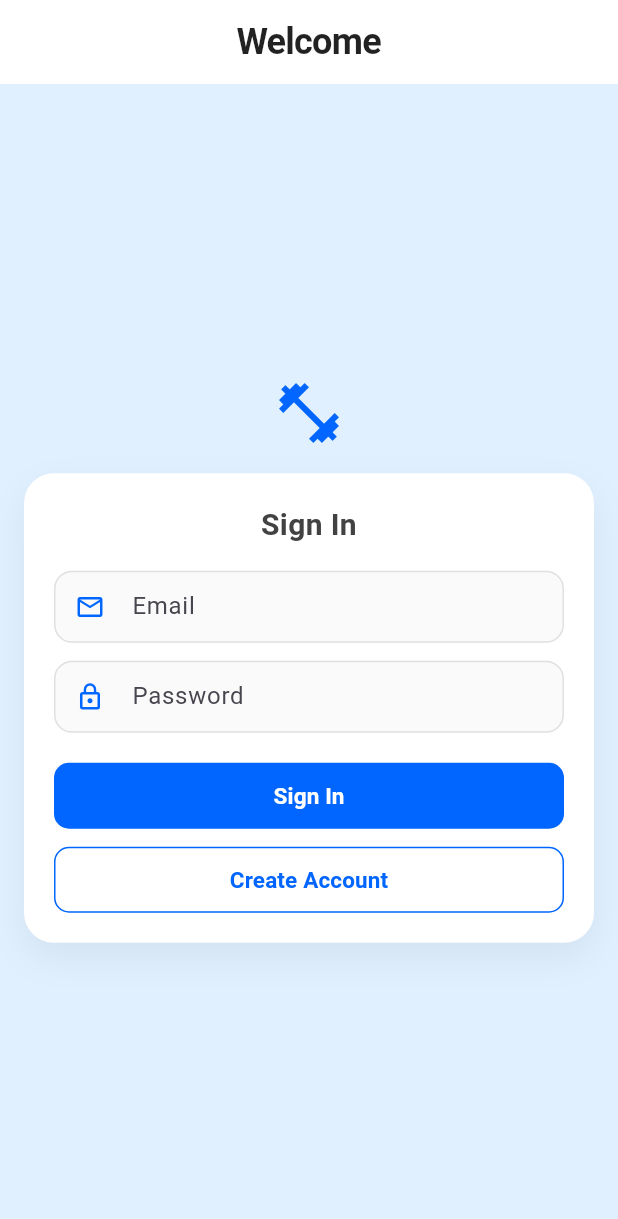
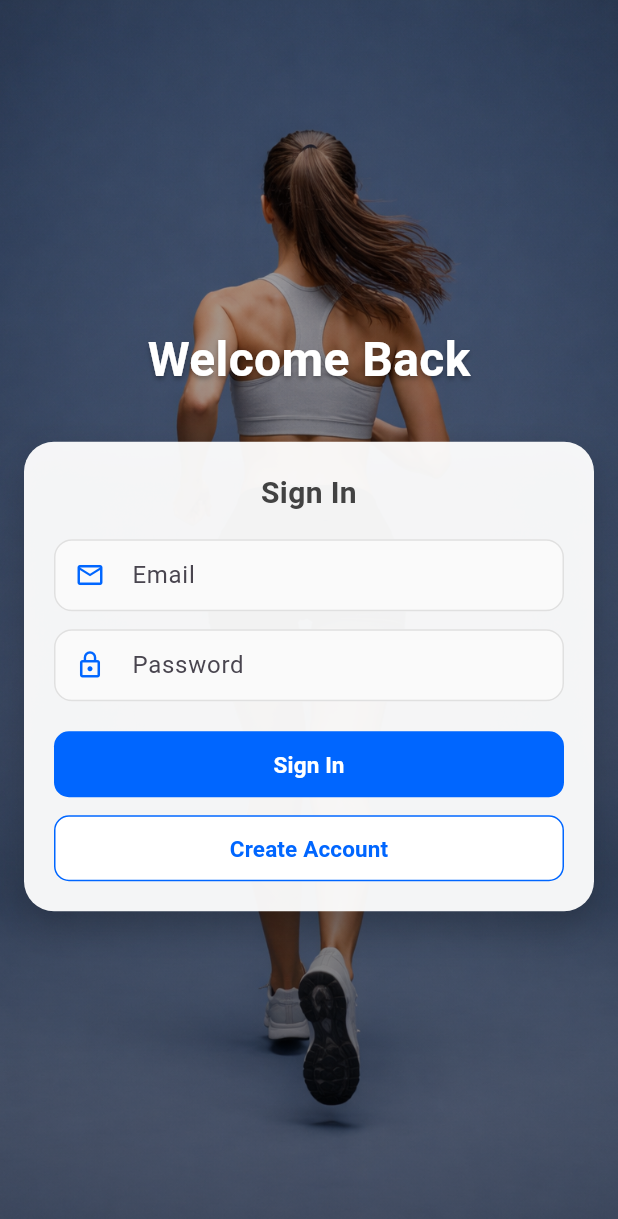
Before and after one commit to UGSNBandara/fitness-tracker, a Flutter app: the screen it shows after launch, on a phone screen of 412 x 824 dp. Shown: the top 1219 px of the screen. Run offline on Flutter 3.47's test engine with Material 3 defaults, Android fonts, the phone set to English and light mode, and no system bars; our stand-ins replace cloud_firestore, firebase_auth, firebase_core, shared_preferences, youtube_player_flutter; accounts and stored records are empty.

Commit message:
update the login screen design and functions

```diff
--- a/lib/screens/login_screen.dart
+++ b/lib/screens/login_screen.dart
@@ -90,43 +90,63 @@ class _LoginScreenState extends State<LoginScreen> {
   @override
   Widget build(BuildContext context) {
     return Scaffold(
-      backgroundColor: lightBlue,
-      appBar: AppBar(
-        elevation: 0,
-        backgroundColor: Colors.white,
-        title: const Text(
-          'Welcome',
-          style: TextStyle(
-            fontSize: 24, // Smaller
-            fontWeight: FontWeight.bold,
-            color: Colors.black87,
-            letterSpacing: -0.5,
+      body: Stack(
+        children: [
+          // Background Image
+          Container(
+            decoration: const BoxDecoration(
+              image: DecorationImage(
+                image: AssetImage('assets/images/login/login_bg.png'),
+                fit: BoxFit.cover,
               ),
             ),
-        centerTitle: true,
           ),
-      body: Center(
+          // Gradient Overlay for better text readability
+          Container(
+            decoration: BoxDecoration(
+              gradient: LinearGradient(
+                begin: Alignment.topCenter,
+                end: Alignment.bottomCenter,
+                colors: [
+                  Colors.black.withOpacity(0.3),
+                  Colors.black.withOpacity(0.5),
+                ],
+              ),
+            ),
+          ),
+          // Content
+          SafeArea(
+            child: Center(
               child: SingleChildScrollView(
-          padding: const EdgeInsets.all(16), // Smaller padding
+                padding: const EdgeInsets.all(16),
                 child: Column(
                   mainAxisAlignment: MainAxisAlignment.center,
                   children: [
-              // Logo
-              const Icon(
-                Icons.fitness_center,
-                size: 48,
-                color: primaryBlue,
-              ), // Smaller icon
-              const SizedBox(height: 16), // Smaller gap
+                    Text(
+                      'Welcome Back',
+                      style: TextStyle(
+                        fontSize: 32,
+                        fontWeight: FontWeight.bold,
+                        color: Colors.white,
+                        shadows: [
+                          Shadow(
+                            color: Colors.black.withOpacity(0.3),
+                            offset: const Offset(0, 2),
+                            blurRadius: 4,
+                          ),
+                        ],
+                      ),
+                    ),
+                    const SizedBox(height: 32),
 
                     Container(
-                padding: const EdgeInsets.all(20), // Smaller padding
+                      padding: const EdgeInsets.all(20),
                       decoration: BoxDecoration(
-                  color: Colors.white,
+                        color: Colors.white.withOpacity(0.95),
                         borderRadius: BorderRadius.circular(20),
                         boxShadow: [
                           BoxShadow(
-                      color: Colors.black.withOpacity(0.06),
+                            color: Colors.black.withOpacity(0.2),
                             blurRadius: 20,
                             offset: const Offset(0, 10),
                           ),
@@ -142,12 +162,12 @@ class _LoginScreenState extends State<LoginScreen> {
                               'Sign In',
                               textAlign: TextAlign.center,
                               style: TextStyle(
-                          fontSize: 20, // Smaller font
+                                fontSize: 20,
                                 fontWeight: FontWeight.bold,
                                 color: Colors.grey.shade800,
                               ),
                             ),
-                      const SizedBox(height: 16), // Smaller gap
+                            const SizedBox(height: 16),
                             TextFormField(
                               controller: _emailController,
                               keyboardType: TextInputType.emailAddress,
@@ -160,7 +180,7 @@ class _LoginScreenState extends State<LoginScreen> {
                                   ? 'Please enter your email'
                                   : null,
                             ),
-                      const SizedBox(height: 12), // Smaller gap
+                            const SizedBox(height: 12),
                             TextFormField(
                               controller: _passwordController,
                               obscureText: true,
@@ -180,22 +200,24 @@ class _LoginScreenState extends State<LoginScreen> {
                                 decoration: BoxDecoration(
                                   color: Colors.red.shade50,
                                   borderRadius: BorderRadius.circular(8),
-                            border: Border.all(color: Colors.red.shade100),
+                                  border: Border.all(
+                                    color: Colors.red.shade100,
+                                  ),
                                 ),
                                 child: Text(
                                   _error!,
                                   style: TextStyle(
                                     color: Colors.red.shade700,
-                              fontSize: 12, // Smaller font
+                                    fontSize: 12,
                                   ),
                                   textAlign: TextAlign.center,
                                 ),
                               ),
                             ],
-                      const SizedBox(height: 20), // Smaller gap
+                            const SizedBox(height: 20),
 
                             SizedBox(
-                        height: 44, // Smaller button
+                              height: 44,
                               child: ElevatedButton(
                                 onPressed: _isLoading ? null : _signIn,
                                 style: ElevatedButton.styleFrom(
@@ -226,11 +248,12 @@ class _LoginScreenState extends State<LoginScreen> {
                             ),
                             const SizedBox(height: 12),
                             SizedBox(
-                        height: 44, // Smaller button
+                              height: 44,
                               child: OutlinedButton(
                                 onPressed: _isLoading ? null : _signUp,
                                 style: OutlinedButton.styleFrom(
                                   foregroundColor: primaryBlue,
+                                  backgroundColor: Colors.white,
                                   side: const BorderSide(color: primaryBlue),
                                   shape: RoundedRectangleBorder(
                                     borderRadius: BorderRadius.circular(10),
@@ -253,6 +276,9 @@ class _LoginScreenState extends State<LoginScreen> {
                 ),
               ),
             ),
+          ),
+        ],
+      ),
     );
   }
 }
--- a/pubspec.yaml
+++ b/pubspec.yaml
@@ -75,6 +75,7 @@ flutter:
     - assets/images/exercises/
     - assets/images/motivation/
     - assets/images/profile_pic/
+    - assets/images/login/
 
   # An image asset can refer to one or more resolution-specific "variants", see
   # https://flutter.dev/to/resolution-aware-images
```
Also changed, not shown: assets/images/login/login_bg.png (added). Lines whose indentation alone changed are shown as unchanged.
